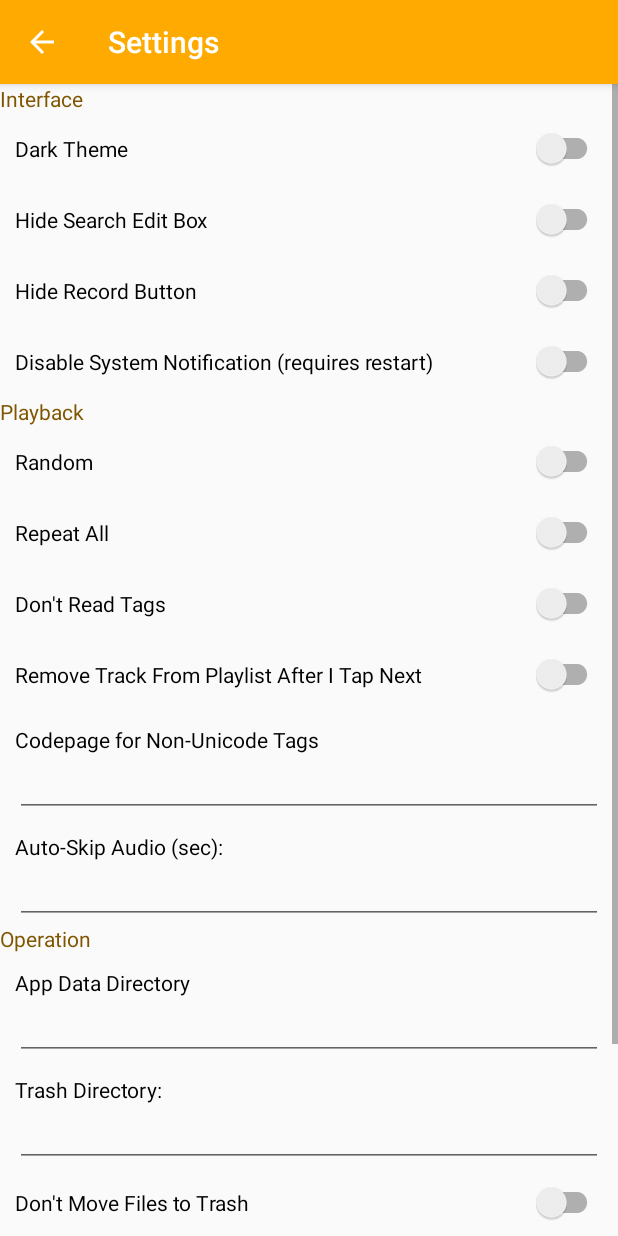
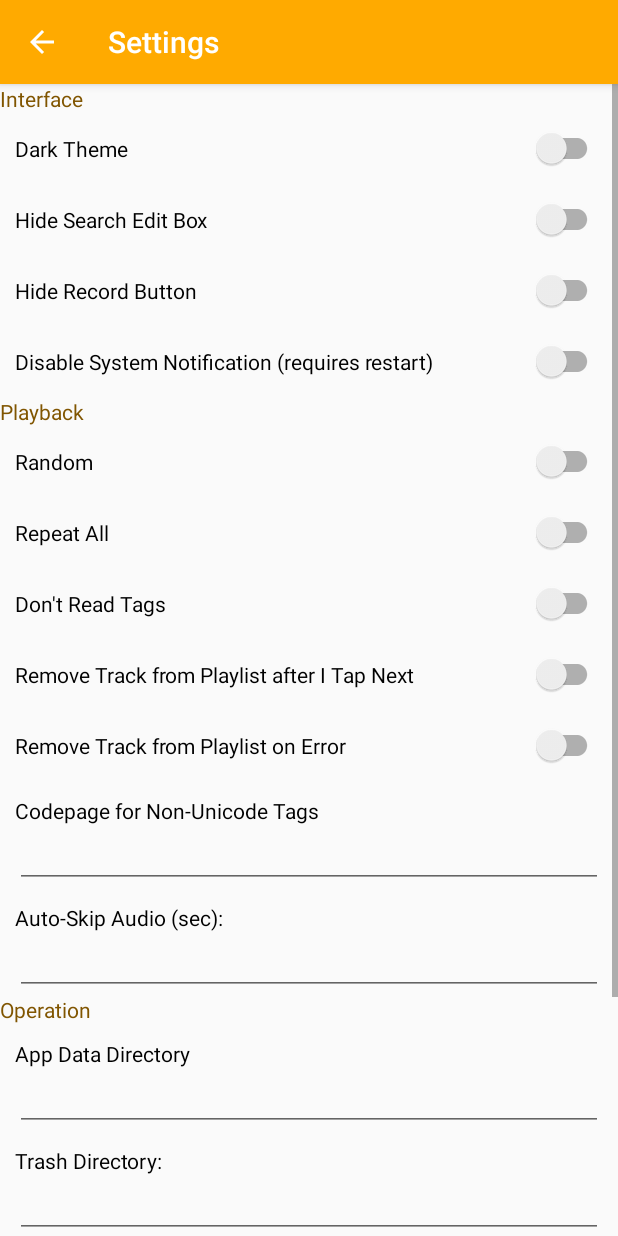
Before and after one commit to stsaz/fmedia, an Android app: the SettingsActivity screen opened directly, with no data from a screen before it, on a phone screen of 412 x 824 dp. Run offline under Robolectric (Android 15) with nearby library versions, the light colour scheme and no system bars; network calls fail; pictures from the network do not load; 18 statements that could not run were skipped.

Commit message:
+ android: "Remove Track from Playlist on Error"

```diff
--- a/android/fmedia/src/main/java/com/github/stsaz/fmedia/Core.java
+++ b/android/fmedia/src/main/java/com/github/stsaz/fmedia/Core.java
@@ -21,7 +21,7 @@ class CoreSettings {
 	boolean file_del;
 	boolean no_tags;
 	boolean list_rm_on_next;
-	boolean no_qu_rm_on_err;
+	boolean qu_rm_on_err;
 	String codepage;
 	String pub_data_dir;
 
@@ -46,6 +46,7 @@ class CoreSettings {
 				String.format("file_delete %d\n", core.bool_to_int(file_del)) +
 				String.format("no_tags %d\n", core.bool_to_int(no_tags)) +
 				String.format("list_rm_on_next %d\n", core.bool_to_int(list_rm_on_next)) +
+				String.format("qu_rm_on_err %d\n", core.bool_to_int(qu_rm_on_err)) +
 				String.format("codepage %s\n", codepage) +
 				String.format("rec_path %s\n", rec_path) +
 				String.format("enc_bitrate %d\n", enc_bitrate) +
@@ -80,6 +81,8 @@ class CoreSettings {
 			no_tags = core.str_to_bool(v);
 		else if (k.equals("list_rm_on_next"))
 			list_rm_on_next = core.str_to_bool(v);
+		else if (k.equals("qu_rm_on_err"))
+			qu_rm_on_err = core.str_to_bool(v);
 		else if (k.equals("codepage"))
 			set_codepage(v);
 		else if (k.equals("enc_bitrate"))
--- a/android/fmedia/src/main/java/com/github/stsaz/fmedia/Queue.java
+++ b/android/fmedia/src/main/java/com/github/stsaz/fmedia/Queue.java
@@ -296,7 +296,7 @@ class Queue {
 		active = false;
 		boolean play_next = !t.stopped;
 
-		if ((t.error && !core.setts.no_qu_rm_on_err)
+		if ((t.error && core.setts.qu_rm_on_err)
 				|| (b_order_next && core.setts.list_rm_on_next)) {
 			remove(pl.curpos);
 		}
--- a/android/fmedia/src/main/java/com/github/stsaz/fmedia/SettingsActivity.java
+++ b/android/fmedia/src/main/java/com/github/stsaz/fmedia/SettingsActivity.java
@@ -16,7 +16,7 @@ public class SettingsActivity extends AppCompatActivity {
 	private static final String TAG = "fmedia.SettingsActivity";
 	private Core core;
 	private SwitchCompat brandom, brepeat, bfilter_hide, brec_hide, bsvc_notif_disable, bfile_del;
-	private SwitchCompat bnotags, blist_rm_on_next, bdark;
+	private SwitchCompat bnotags, blist_rm_on_next, blist_rm_on_err, bdark;
 	private TextView tdata_dir, trecdir, tbitrate, ttrash_dir, tautoskip, tcodepage;
 
 	@Override
@@ -28,6 +28,7 @@ public class SettingsActivity extends AppCompatActivity {
 			actionBar.setDisplayHomeAsUpEnabled(true);
 
 		core = Core.getInstance();
+		setup();
 		load();
 	}
 
@@ -45,7 +46,7 @@ public class SettingsActivity extends AppCompatActivity {
 		super.onDestroy();
 	}
 
-	private void load() {
+	private void setup() {
 		// Interface
 		bdark = findViewById(R.id.bdark);
 		bdark.setChecked(core.gui().theme == GUI.THM_DARK);
@@ -71,6 +72,7 @@ public class SettingsActivity extends AppCompatActivity {
 
 		blist_rm_on_next = findViewById(R.id.blist_rm_on_next);
 		blist_rm_on_next.setChecked(core.setts.list_rm_on_next);
+		blist_rm_on_err = findViewById(R.id.blist_rm_on_err);
 
 		tcodepage = findViewById(R.id.tcodepage);
 		tcodepage.setText(core.setts.codepage);
@@ -96,11 +98,16 @@ public class SettingsActivity extends AppCompatActivity {
 		tbitrate.setText(Integer.toString(core.setts.enc_bitrate));
 	}
 
+	private void load() {
+		blist_rm_on_err.setChecked(core.setts.qu_rm_on_err);
+	}
+
 	private void save() {
 		core.queue().random(brandom.isChecked());
 		core.queue().repeat(brepeat.isChecked());
 		core.setts.no_tags = bnotags.isChecked();
 		core.setts.list_rm_on_next = blist_rm_on_next.isChecked();
+		core.setts.qu_rm_on_err = blist_rm_on_err.isChecked();
 		core.setts.set_codepage(tcodepage.getText().toString());
 		core.fmedia.setCodepage(core.setts.codepage);
 		core.queue().autoskip_msec = core.str_to_uint(tautoskip.getText().toString(), 0) * 1000;
--- a/android/fmedia/src/main/res/layout/settings.xml
+++ b/android/fmedia/src/main/res/layout/settings.xml
@@ -75,6 +75,11 @@
 			android:layout_height="wrap_content"
 			android:layout_margin="10dp"
 			android:text="@string/sett_list_rm_on_next" />
+
+		<androidx.appcompat.widget.SwitchCompat android:id="@+id/blist_rm_on_err"
+			android:layout_width="match_parent" android:layout_height="wrap_content"
+			android:layout_margin="10dp"
+			android:text="@string/sett_list_rm_on_err" />
 
 		<TextView
 			android:layout_width="match_parent"
--- a/android/fmedia/src/main/res/values/strings.xml
+++ b/android/fmedia/src/main/res/values/strings.xml
@@ -27,7 +27,8 @@
 	<string name="sett_random">Random</string>
 	<string name="sett_repeat_all">Repeat All</string>
 	<string name="sett_no_tags">Don\'t Read Tags</string>
-	<string name="sett_list_rm_on_next">Remove Track From Playlist After I Tap Next</string>
+	<string name="sett_list_rm_on_next">Remove Track from Playlist after I Tap Next</string>
+	<string name="sett_list_rm_on_err">Remove Track from Playlist on Error</string>
 	<string name="sett_codepage">Codepage for Non-Unicode Tags</string>
 	<string name="sett_autoskip">Auto-Skip Audio (sec):</string>
 
```
